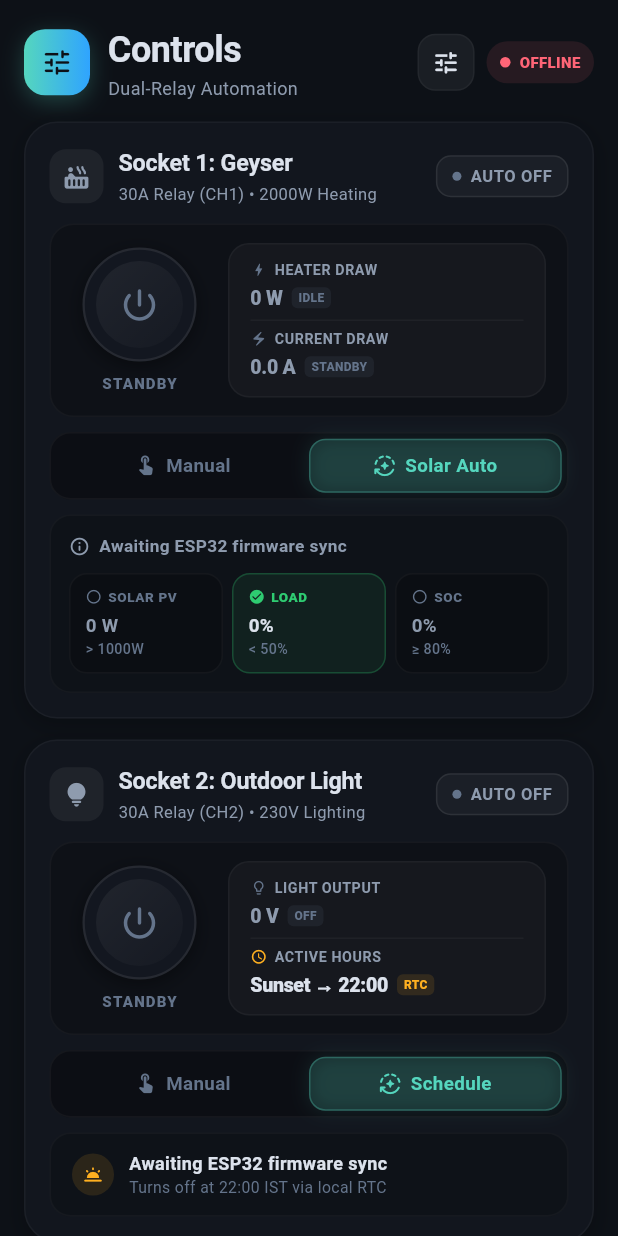
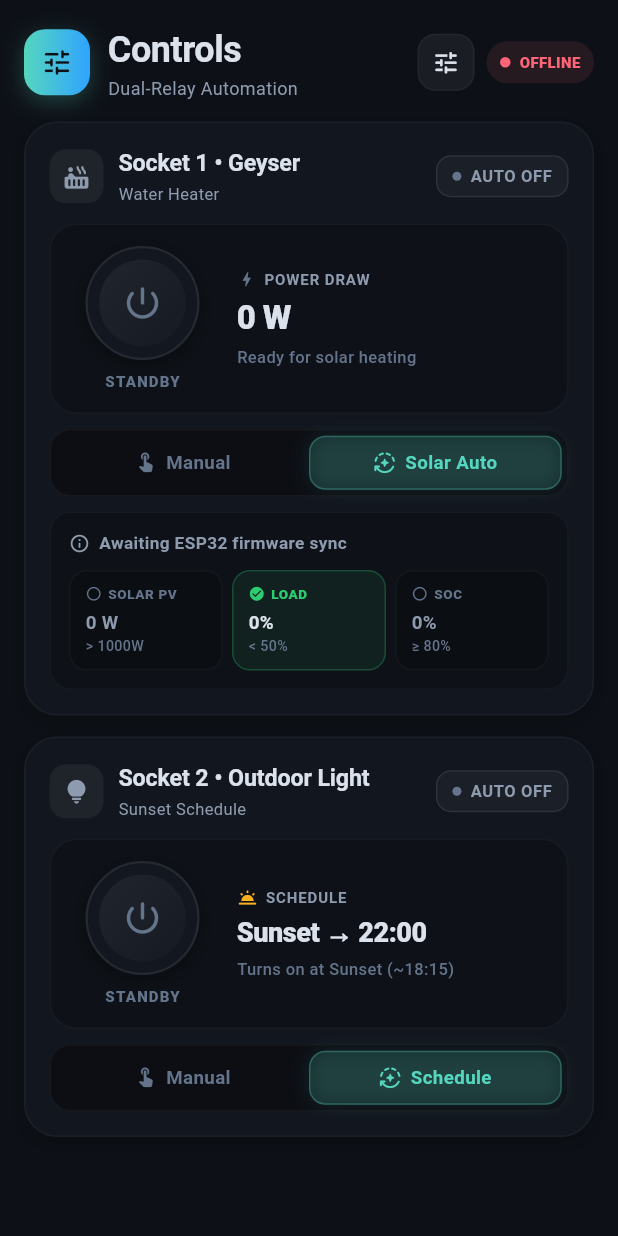
Before and after one commit to raghibmohd01/voltis-app, a Flutter app: the ControlsView screen opened directly, on a phone screen of 412 x 824 dp. Run offline on Flutter 3.47's test engine with Material 3 defaults, Android fonts, the phone set to English and light mode, and no system bars; our stand-ins replace audioplayers, dio, firebase_auth, firebase_core, firebase_database, fl_chart and 6 more; missing offline and left inert: flutter_background_service; accounts and stored records are empty; generated files the repository leaves out were written again.

Commit message:
refactor(ui): declutter controls page, remove hardware jargon and redundant metrics

```diff
--- a/lib/views/controls_view.dart
+++ b/lib/views/controls_view.dart
@@ -675,7 +675,7 @@ class _ControlsViewState extends State<ControlsView>
                   crossAxisAlignment: CrossAxisAlignment.start,
                   children: [
                     Text(
-                      'Socket 1: Geyser',
+                      'Socket 1 • Geyser',
                       style: TextStyle(
                         fontSize: 15.5,
                         fontWeight: FontWeight.w700,
@@ -685,7 +685,7 @@ class _ControlsViewState extends State<ControlsView>
                     ),
                     SizedBox(height: 1),
                     Text(
-                      '30A Relay (CH1) • 2000W Heating',
+                      'Water Heater',
                       style: TextStyle(
                         color: Color(0xFF8E9BAE),
                         fontSize: 11,
@@ -699,13 +699,13 @@ class _ControlsViewState extends State<ControlsView>
           ),
           const SizedBox(height: 12),
 
-          // ── Hero Section: Large Circular Button & Clean Metric Tiles ──
+          // ── Hero Section: Power Toggle & Clean State ──
           Container(
-            padding: const EdgeInsets.symmetric(horizontal: 14, vertical: 12),
+            padding: const EdgeInsets.symmetric(horizontal: 16, vertical: 14),
             decoration: BoxDecoration(
-              color: Colors.black.withOpacity(0.22),
-              borderRadius: BorderRadius.circular(16),
-              border: Border.all(color: Colors.white.withOpacity(0.035)),
+              color: Colors.black.withOpacity(0.20),
+              borderRadius: BorderRadius.circular(18),
+              border: Border.all(color: Colors.white.withOpacity(0.04)),
             ),
             child: Row(
               children: [
@@ -714,38 +714,67 @@ class _ControlsViewState extends State<ControlsView>
                   isOn: isOn,
                   isAuto: isAuto,
                 ),
-                const SizedBox(width: 14),
+                const SizedBox(width: 18),
                 Expanded(
-                  child: _buildTelemetryPanel(
-                    rows: [
-                      _TelemetryRowData(
-                        icon: Icons.bolt_rounded,
-                        iconColor: isOn ? accentColor : const Color(0xFF64748B),
-                        label: 'HEATER DRAW',
-                        value: isOn ? '2.0 kW' : '0 W',
-                        valueColor: isOn ? accentColor : const Color(0xFF8E9BAE),
-                        badge: isOn ? 'ACTIVE' : 'IDLE',
-                        badgeColor: isOn ? accentColor : const Color(0xFF64748B),
-                      ),
+                  child: Column(
+                    crossAxisAlignment: CrossAxisAlignment.start,
+                    mainAxisAlignment: MainAxisAlignment.center,
+                    children: [
+                      Row(
+                        children: [
+                          Icon(
+                            Icons.bolt_rounded,
+                            size: 13,
+                            color: isOn ? const Color(0xFF2ECC71) : const Color(0xFF64748B),
+                          ),
+                          const SizedBox(width: 5),
+                          Text(
+                            isOn ? 'HEATING POWER' : 'POWER DRAW',
+                            style: const TextStyle(
+                              color: Color(0xFF8E9BAE),
+                              fontSize: 10,
+                              fontWeight: FontWeight.w700,
+                              letterSpacing: 0.6,
+                            ),
+                          ),
+                        ],
+                      ),
+                      const SizedBox(height: 3),
+                      Text(
+                        isOn ? '2.0 kW' : '0 W',
+                        style: TextStyle(
+                          color: isOn ? const Color(0xFF2ECC71) : const Color(0xFFDCE2EC),
+                          fontSize: 22,
+                          fontWeight: FontWeight.w800,
+                          letterSpacing: -0.4,
+                        ),
+                      ),
+                      const SizedBox(height: 3),
                       if (s1.cooldownRemainingSec > 0)
-                        _TelemetryRowData(
-                          icon: Icons.hourglass_top_rounded,
-                          iconColor: const Color(0xFFFFB020),
-                          label: 'COOLDOWN',
-                          value: '${s1.cooldownRemainingSec}s',
-                          valueColor: const Color(0xFFFFB020),
-                          badge: 'HOLD',
-                          badgeColor: const Color(0xFFFFB020),
+                        Row(
+                          children: [
+                            const Icon(Icons.hourglass_top_rounded, size: 12, color: Color(0xFFFFB020)),
+                            const SizedBox(width: 4),
+                            Text(
+                              'Cooldown: ${s1.cooldownRemainingSec}s',
+                              style: const TextStyle(
+                                color: Color(0xFFFFB020),
+                                fontSize: 11,
+                                fontWeight: FontWeight.w600,
+                              ),
+                            ),
+                          ],
                         )
                       else
-                        _TelemetryRowData(
-                          icon: Icons.electric_bolt_rounded,
-                          iconColor: isOn ? accentColor : const Color(0xFF64748B),
-                          label: 'CURRENT DRAW',
-                          value: isOn ? '8.7 A' : '0.0 A',
-                          valueColor: isOn ? const Color(0xFFDCE2EC) : const Color(0xFF8E9BAE),
-                          badge: isOn ? '230V' : 'STANDBY',
-                          badgeColor: isOn ? accentColor : const Color(0xFF64748B),
+                        Text(
+                          isOn
+                              ? 'Active heating load (~8.7A)'
+                              : (isAuto ? 'Ready for solar heating' : 'Manual Standby'),
+                          style: const TextStyle(
+                            color: Color(0xFF64748B),
+                            fontSize: 11,
+                            fontWeight: FontWeight.w500,
+                          ),
                         ),
                     ],
                   ),
@@ -909,7 +938,7 @@ class _ControlsViewState extends State<ControlsView>
                   crossAxisAlignment: CrossAxisAlignment.start,
                   children: [
                     Text(
-                      'Socket 2: Outdoor Light',
+                      'Socket 2 • Outdoor Light',
                       style: TextStyle(
                         fontSize: 15.5,
                         fontWeight: FontWeight.w700,
@@ -919,7 +948,7 @@ class _ControlsViewState extends State<ControlsView>
                     ),
                     SizedBox(height: 1),
                     Text(
-                      '30A Relay (CH2) • 230V Lighting',
+                      'Sunset Schedule',
                       style: TextStyle(
                         color: Color(0xFF8E9BAE),
                         fontSize: 11,
@@ -933,13 +962,13 @@ class _ControlsViewState extends State<ControlsView>
           ),
           const SizedBox(height: 12),
 
-          // ── Hero Section: Large Circular Button & Clean Metric Tiles ──
+          // ── Hero Section: Power Toggle & Schedule State ──
           Container(
-            padding: const EdgeInsets.symmetric(horizontal: 14, vertical: 12),
+            padding: const EdgeInsets.symmetric(horizontal: 16, vertical: 14),
             decoration: BoxDecoration(
-              color: Colors.black.withOpacity(0.22),
-              borderRadius: BorderRadius.circular(16),
-              border: Border.all(color: Colors.white.withOpacity(0.035)),
+              color: Colors.black.withOpacity(0.20),
+              borderRadius: BorderRadius.circular(18),
+              border: Border.all(color: Colors.white.withOpacity(0.04)),
             ),
             child: Row(
               children: [
@@ -948,27 +977,51 @@ class _ControlsViewState extends State<ControlsView>
                   isOn: isOn,
                   isAuto: isAuto,
                 ),
-                const SizedBox(width: 14),
+                const SizedBox(width: 18),
                 Expanded(
-                  child: _buildTelemetryPanel(
-                    rows: [
-                      _TelemetryRowData(
-                        icon: Icons.lightbulb_outline_rounded,
-                        iconColor: isOn ? accentColor : const Color(0xFF64748B),
-                        label: 'LIGHT OUTPUT',
-                        value: isOn ? '230 V' : '0 V',
-                        valueColor: isOn ? accentColor : const Color(0xFF8E9BAE),
-                        badge: isOn ? 'ON' : 'OFF',
-                        badgeColor: isOn ? accentColor : const Color(0xFF64748B),
-                      ),
-                      _TelemetryRowData(
-                        icon: Icons.schedule_rounded,
-                        iconColor: accentColor,
-                        label: 'ACTIVE HOURS',
-                        value: 'Sunset → 22:00',
-                        valueColor: const Color(0xFFDCE2EC),
-                        badge: 'RTC',
-                        badgeColor: accentColor,
+                  child: Column(
+                    crossAxisAlignment: CrossAxisAlignment.start,
+                    mainAxisAlignment: MainAxisAlignment.center,
+                    children: [
+                      const Row(
+                        children: [
+                          Icon(
+                            Icons.wb_twilight_rounded,
+                            size: 14,
+                            color: Color(0xFFFFB020),
+                          ),
+                          SizedBox(width: 5),
+                          Text(
+                            'SCHEDULE',
+                            style: TextStyle(
+                              color: Color(0xFF8E9BAE),
+                              fontSize: 10,
+                              fontWeight: FontWeight.w700,
+                              letterSpacing: 0.6,
+                            ),
+                          ),
+                        ],
+                      ),
+                      const SizedBox(height: 3),
+                      const Text(
+                        'Sunset → 22:00',
+                        style: TextStyle(
+                          color: Color(0xFFDCE2EC),
+                          fontSize: 18,
+                          fontWeight: FontWeight.w800,
+                          letterSpacing: -0.3,
+                        ),
+                      ),
+                      const SizedBox(height: 3),
+                      Text(
+                        isOn
+                            ? (isAuto ? '● Active until 22:00' : '● Manually switched ON')
+                            : (isAuto ? 'Turns on at Sunset (~18:15)' : 'Standby (Schedule off)'),
+                        style: TextStyle(
+                          color: isOn ? const Color(0xFF2ECC71) : const Color(0xFF64748B),
+                          fontSize: 11,
+                          fontWeight: FontWeight.w500,
+                        ),
                       ),
                     ],
                   ),
@@ -985,143 +1038,6 @@ class _ControlsViewState extends State<ControlsView>
             onAutoTap: () => _handleModeChange(2, 'AUTO', isOn),
             autoLabel: 'Schedule',
           ),
-
-          // Single Clean Schedule Intelligence Bar (Eliminates redundant banners)
-          if (isAuto) ...[
-            const SizedBox(height: 10),
-            Container(
-              padding: const EdgeInsets.symmetric(horizontal: 14, vertical: 11),
-              decoration: BoxDecoration(
-                color: Colors.black.withOpacity(0.20),
-                borderRadius: BorderRadius.circular(14),
-                border: Border.all(color: Colors.white.withOpacity(0.03)),
-              ),
-              child: Row(
-                children: [
-                  Container(
-                    width: 28,
-                    height: 28,
-                    decoration: BoxDecoration(
-                      color: accentColor.withOpacity(0.12),
-                      shape: BoxShape.circle,
-                    ),
-                    child: const Icon(Icons.wb_twilight_rounded, size: 14, color: accentColor),
-                  ),
-                  const SizedBox(width: 10),
-                  Expanded(
-                    child: Column(
-                      crossAxisAlignment: CrossAxisAlignment.start,
-                      children: [
-                        Text(
-                          s2.reason.isEmpty ? 'Sunset Schedule Active' : s2.reason,
-                          style: const TextStyle(
-                            color: Color(0xFFDCE2EC),
-                            fontSize: 12,
-                            fontWeight: FontWeight.w600,
-                          ),
-                        ),
-                        Text(
-                          'Turns off at ${cfg.s2OffHour}:00 IST via local RTC',
-                          style: const TextStyle(
-                            color: Color(0xFF64748B),
-                            fontSize: 10.5,
-                          ),
-                        ),
-                      ],
-                    ),
-                  ),
-                ],
-              ),
-            ),
-          ],
-        ],
-      ),
-    );
-  }
-
-  // ── Unified Telemetry Panel (High-Impact Minimalist Numerical View) ─
-  Widget _buildTelemetryPanel({
-    required List<_TelemetryRowData> rows,
-  }) {
-    return Container(
-      padding: const EdgeInsets.symmetric(horizontal: 14, vertical: 10),
-      decoration: BoxDecoration(
-        color: Colors.white.withOpacity(0.03),
-        borderRadius: BorderRadius.circular(14),
-        border: Border.all(color: Colors.white.withOpacity(0.04)),
-      ),
-      child: Column(
-        crossAxisAlignment: CrossAxisAlignment.start,
-        mainAxisSize: MainAxisSize.min,
-        children: [
-          for (int i = 0; i < rows.length; i++) ...[
-            if (i > 0)
-              Padding(
-                padding: const EdgeInsets.symmetric(vertical: 5),
-                child: Divider(
-                  height: 1,
-                  thickness: 1,
-                  color: Colors.white.withOpacity(0.04),
-                ),
-              ),
-            Column(
-              crossAxisAlignment: CrossAxisAlignment.start,
-              children: [
-                Row(
-                  children: [
-                    Icon(
-                      rows[i].icon,
-                      size: 11,
-                      color: rows[i].iconColor ?? const Color(0xFF64748B),
-                    ),
-                    const SizedBox(width: 5),
-                    Text(
-                      rows[i].label,
-                      style: const TextStyle(
-                        color: Color(0xFF8E9BAE),
-                        fontSize: 9.5,
-                        fontWeight: FontWeight.w700,
-                        letterSpacing: 0.4,
-                      ),
-                    ),
-                  ],
-                ),
-                const SizedBox(height: 2),
-                Row(
-                  children: [
-                    Text(
-                      rows[i].value,
-                      style: TextStyle(
-                        color: rows[i].valueColor,
-                        fontSize: 13,
-                        fontWeight: FontWeight.w800,
-                        letterSpacing: -0.2,
-                      ),
-                    ),
-                    if (rows[i].badge != null) ...[
-                      const SizedBox(width: 6),
-                      Container(
-                        padding: const EdgeInsets.symmetric(horizontal: 4.5, vertical: 1.5),
-                        decoration: BoxDecoration(
-                          color: rows[i].badgeColor!.withOpacity(0.12),
-                          borderRadius: BorderRadius.circular(4),
-                        ),
-                        child: Text(
-                          rows[i].badge!,
-                          style: TextStyle(
-                            color: rows[i].badgeColor,
-                            fontSize: 8,
-                            fontWeight: FontWeight.w800,
-                            letterSpacing: 0.2,
-                          ),
-                        ),
-                      ),
-                    ],
-                  ],
-                ),
-              ],
-            ),
-          ],
         ],
       ),
     );
@@ -1577,23 +1493,3 @@ class _TransitionRingPainter extends CustomPainter {
   bool shouldRepaint(_TransitionRingPainter oldDelegate) =>
       oldDelegate.progress != progress || oldDelegate.color != color;
 }
-
-class _TelemetryRowData {
-  final IconData icon;
-  final Color? iconColor;
-  final String label;
-  final String value;
-  final Color valueColor;
-  final String? badge;
-  final Color? badgeColor;
-
-  const _TelemetryRowData({
-    required this.icon,
-    this.iconColor,
-    required this.label,
-    required this.value,
-    required this.valueColor,
-    this.badge,
-    this.badgeColor,
-  });
-}
```
